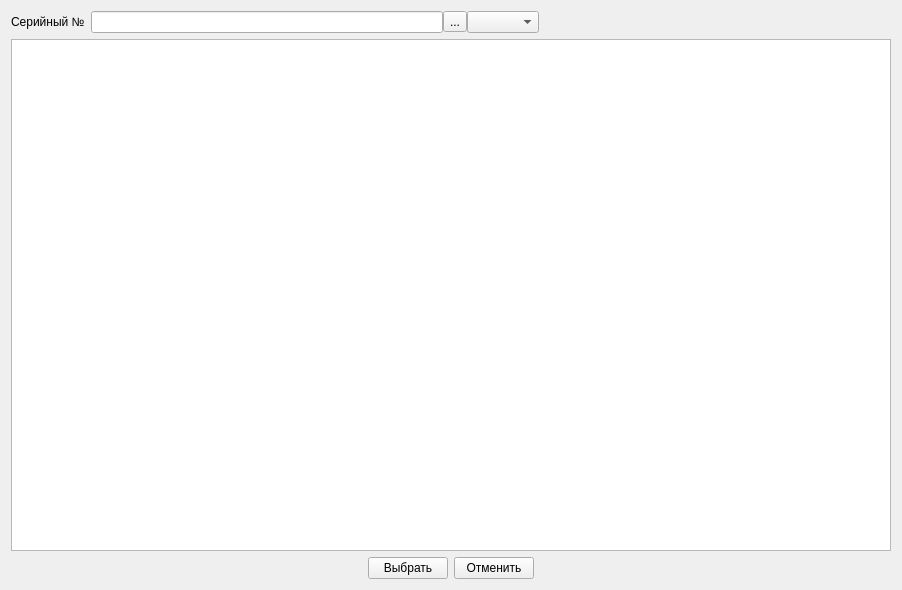
First picture: the form in Remont/selectdevicewindow.ui, repository AlexeyScherbakov2021/Remont2, before the edit.
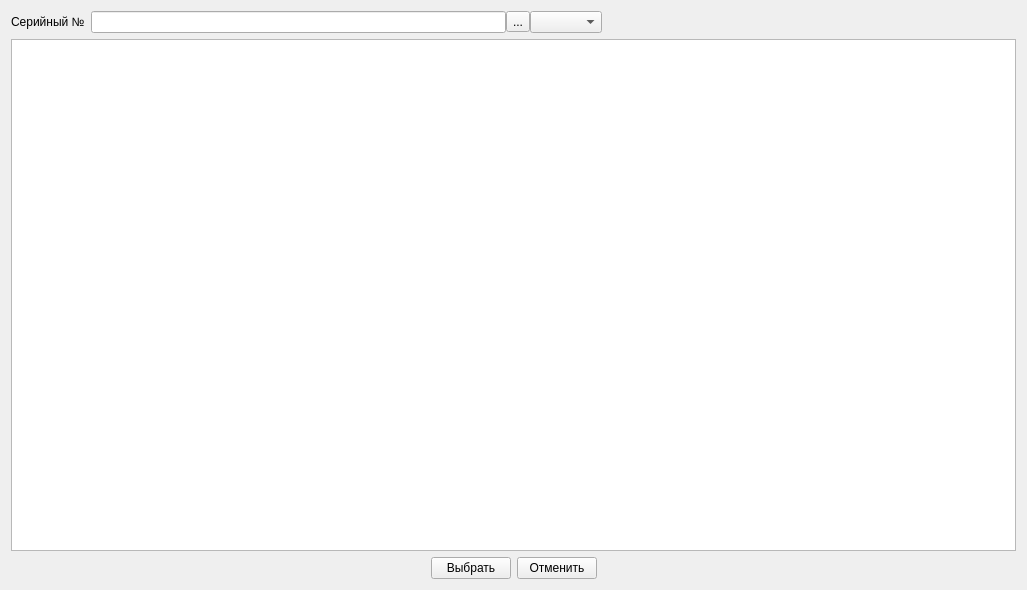
Second picture: the form after the edit. Icons and pictures are not drawn.

What changed in the file:
```diff
--- a/Remont/selectdevicewindow.ui
+++ b/Remont/selectdevicewindow.ui
@@ -6,7 +6,7 @@
    <rect>
     <x>0</x>
     <y>0</y>
-    <width>902</width>
+    <width>1027</width>
     <height>590</height>
    </rect>
   </property>
@@ -73,6 +73,12 @@
      <property name="selectionBehavior">
       <enum>QAbstractItemView::SelectionBehavior::SelectRows</enum>
      </property>
+     <attribute name="horizontalHeaderStretchLastSection">
+      <bool>true</bool>
+     </attribute>
+     <attribute name="verticalHeaderDefaultSectionSize">
+      <number>24</number>
+     </attribute>
     </widget>
    </item>
    <item>
```
